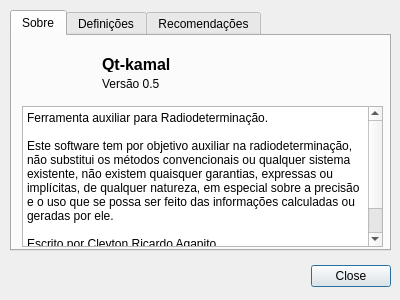
Before: the Qt Designer form dialogs/aboutdialog.ui in cragapito/qtkamal, drawn with Qt 5.
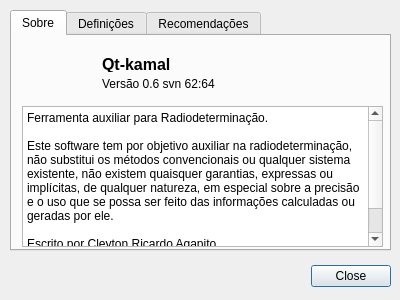
After: the same form once the commit is applied. Icons and pictures are not drawn.

Patch:
```diff
--- a/dialogs/aboutdialog.ui
+++ b/dialogs/aboutdialog.ui
@@ -141,7 +141,7 @@
       </rect>
      </property>
      <property name="text">
-      <string>Versão 0.5</string>
+      <string>Versão 0.6 svn 62:64</string>
      </property>
     </widget>
    </widget>
```
